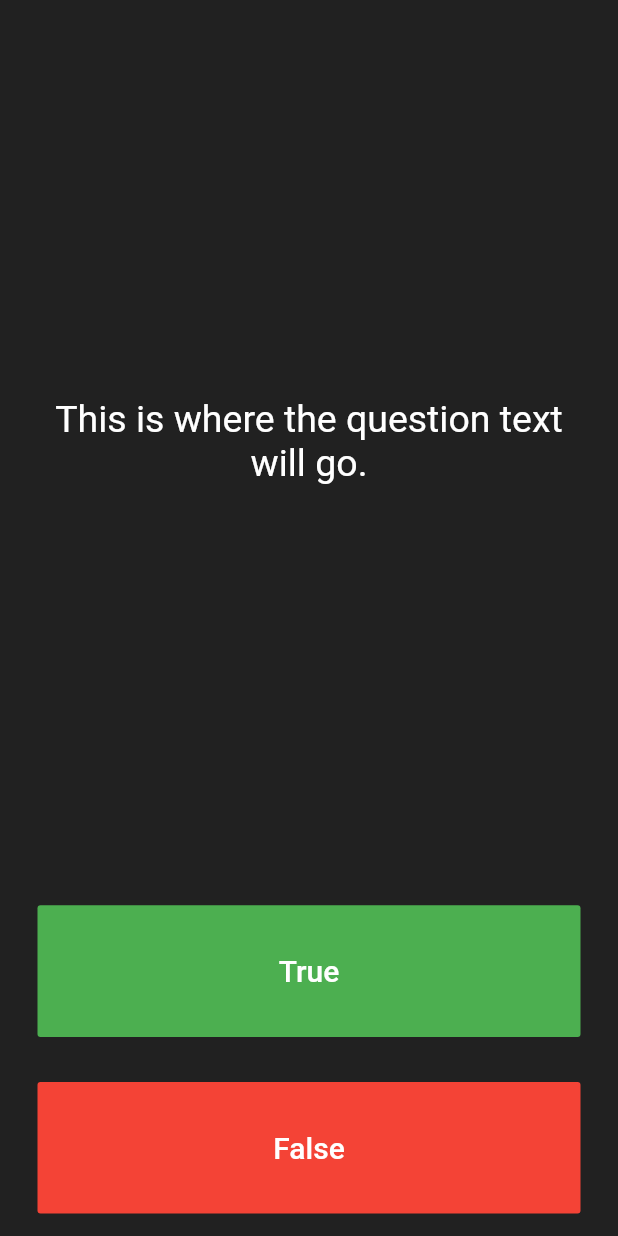
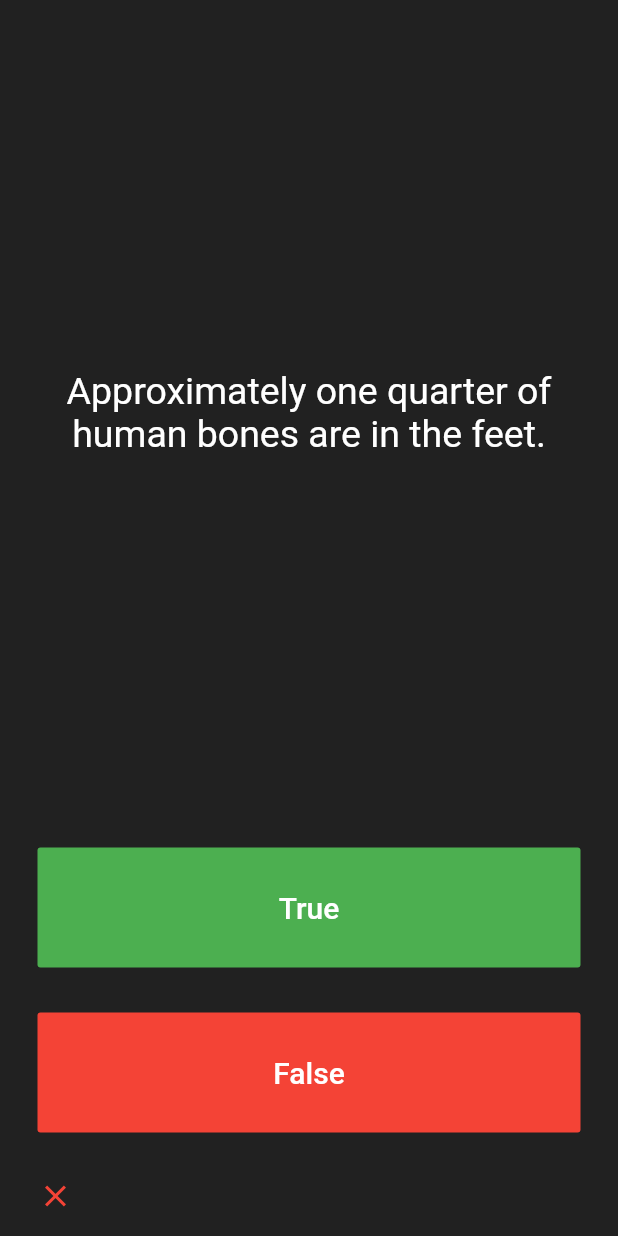
Before and after one commit to leognmotta/quizzler, a Flutter app: the screen it shows after launch, after a tap on "True", on a phone screen of 412 x 824 dp. Run offline on Flutter 3.47's test engine with Material 2 defaults, Android fonts, the phone set to English and light mode, and no system bars.

Commit message:
upload changes

```diff
--- a/lib/main.dart
+++ b/lib/main.dart
@@ -1,4 +1,6 @@
 import 'package:flutter/material.dart';
+
+import './pages/quizzler.dart';
 
 void main() => runApp(Quizzler());
 
@@ -6,6 +8,7 @@ class Quizzler extends StatelessWidget {
   @override
   Widget build(BuildContext context) {
     return MaterialApp(
+      debugShowCheckedModeBanner: false,
       home: Scaffold(
         backgroundColor: Colors.grey.shade900,
         body: SafeArea(
@@ -18,80 +21,3 @@ class Quizzler extends StatelessWidget {
     );
   }
 }
-
-class QuizPage extends StatefulWidget {
-  @override
-  _QuizPageState createState() => _QuizPageState();
-}
-
-class _QuizPageState extends State<QuizPage> {
-  @override
-  Widget build(BuildContext context) {
-    return Column(
-      mainAxisAlignment: MainAxisAlignment.spaceBetween,
-      crossAxisAlignment: CrossAxisAlignment.stretch,
-      children: <Widget>[
-        Expanded(
-          flex: 5,
-          child: Padding(
-            padding: EdgeInsets.all(10.0),
-            child: Center(
-              child: Text(
-                'This is where the question text will go.',
-                textAlign: TextAlign.center,
-                style: TextStyle(
-                  fontSize: 25.0,
-                  color: Colors.white,
-                ),
-              ),
-            ),
-          ),
-        ),
-        Expanded(
-          child: Padding(
-            padding: EdgeInsets.all(15.0),
-            child: FlatButton(
-              textColor: Colors.white,
-              color: Colors.green,
-              child: Text(
-                'True',
-                style: TextStyle(
-                  color: Colors.white,
-                  fontSize: 20.0,
-                ),
-              ),
-              onPressed: () {
-                //The user picked true.
-              },
-            ),
-          ),
-        ),
-        Expanded(
-          child: Padding(
-            padding: EdgeInsets.all(15.0),
-            child: FlatButton(
-              color: Colors.red,
-              child: Text(
-                'False',
-                style: TextStyle(
-                  fontSize: 20.0,
-                  color: Colors.white,
-                ),
-              ),
-              onPressed: () {
-                //The user picked false.
-              },
-            ),
-          ),
-        ),
-        //TODO: Add a Row here as your score keeper
-      ],
-    );
-  }
-}
-
-/*
-question1: 'You can lead a cow down stairs but not up stairs.', false,
-question2: 'Approximately one quarter of human bones are in the feet.', true,
-question3: 'A slug\'s blood is green.', true,
-*/
--- /dev/null
+++ b/lib/models/question.dart
@@ -0,0 +1,9 @@
+class Question {
+  final String question;
+  final bool answer;
+
+  Question({
+    this.question,
+    this.answer,
+  });
+}
--- /dev/null
+++ b/lib/pages/quizzler.dart
@@ -0,0 +1,113 @@
+import 'package:flutter/material.dart';
+
+import '../widgets/question_display.dart';
+import '../widgets/answer.dart';
+import '../widgets/score_keeper.dart';
+import '../models/question.dart';
+
+class QuizPage extends StatefulWidget {
+  @override
+  _QuizPageState createState() => _QuizPageState();
+}
+
+class _QuizPageState extends State<QuizPage> {
+  int _currentQuestion = 0;
+  final List<bool> _scores = [];
+  final List<Question> _questions = [
+    Question(
+      question: 'You can lead a cow down stairs but not up stairs.',
+      answer: false,
+    ),
+    Question(
+      question: 'Approximately one quarter of human bones are in the feet.',
+      answer: true,
+    ),
+    Question(
+      question: 'A slug\'s blood is green.',
+      answer: true,
+    ),
+    Question(
+      question: 'Is Leonardo Motta really hot?',
+      answer: true,
+    ),
+  ];
+
+  void _addAnswers(bool value) {
+    final bool valueToAdd = _questions[_currentQuestion].answer == value;
+
+    if (_scores.length < _questions.length) {
+      setState(() {
+        _scores.add(valueToAdd);
+      });
+    }
+
+    if (_currentQuestion + 1 < _questions.length) {
+      setState(() {
+        _currentQuestion = _currentQuestion + 1;
+      });
+    }
+  }
+
+  @override
+  Widget build(BuildContext context) {
+    return _scores.length < _questions.length
+        ? Column(
+            mainAxisAlignment: MainAxisAlignment.spaceBetween,
+            crossAxisAlignment: CrossAxisAlignment.stretch,
+            children: <Widget>[
+              QuestionDisplay(
+                questions: _questions,
+                currentQuestion: _currentQuestion,
+              ),
+              Answer(
+                value: true,
+                updateAnswerState: _addAnswers,
+              ),
+              Answer(
+                value: false,
+                updateAnswerState: _addAnswers,
+              ),
+              ScoreKeeper(
+                scores: _scores,
+              ),
+            ],
+          )
+        : Column(
+            children: <Widget>[
+              Expanded(
+                flex: 5,
+                child: Padding(
+                  padding: EdgeInsets.all(10.0),
+                  child: Center(
+                    child: Text(
+                      'Congratulations',
+                      textAlign: TextAlign.center,
+                      style: TextStyle(
+                        fontSize: 25.0,
+                        color: Colors.white,
+                      ),
+                    ),
+                  ),
+                ),
+              ),
+              Padding(
+                padding: EdgeInsets.all(15),
+                child: FlatButton(
+                  onPressed: () {},
+                  color: Colors.green,
+                  child: Text(
+                    'Reset Quizz?',
+                    style: TextStyle(
+                      color: Colors.white,
+                      fontSize: 20.0,
+                    ),
+                  ),
+                ),
+              ),
+              ScoreKeeper(
+                scores: _scores,
+              ),
+            ],
+          );
+  }
+}
--- /dev/null
+++ b/lib/widgets/answer.dart
@@ -0,0 +1,31 @@
+import 'package:flutter/material.dart';
+
+class Answer extends StatelessWidget {
+  final bool value;
+  final Function updateAnswerState;
+
+  Answer({this.value, this.updateAnswerState});
+
+  @override
+  Widget build(BuildContext context) {
+    return Expanded(
+      child: Padding(
+        padding: EdgeInsets.all(15.0),
+        child: FlatButton(
+          textColor: Colors.white,
+          color: value ? Colors.green : Colors.red,
+          child: Text(
+            '${value.toString()[0].toUpperCase()}${value.toString().substring(1)}',
+            style: TextStyle(
+              color: Colors.white,
+              fontSize: 20.0,
+            ),
+          ),
+          onPressed: () {
+            updateAnswerState(value);
+          },
+        ),
+      ),
+    );
+  }
+}
--- /dev/null
+++ b/lib/widgets/question_display.dart
@@ -0,0 +1,32 @@
+import 'package:flutter/material.dart';
+import '../models/question.dart';
+
+class QuestionDisplay extends StatelessWidget {
+  final List<Question> questions;
+  final int currentQuestion;
+
+  QuestionDisplay({
+    this.questions,
+    this.currentQuestion,
+  });
+
+  @override
+  Widget build(BuildContext context) {
+    return Expanded(
+      flex: 5,
+      child: Padding(
+        padding: EdgeInsets.all(10.0),
+        child: Center(
+          child: Text(
+            questions[currentQuestion].question,
+            textAlign: TextAlign.center,
+            style: TextStyle(
+              fontSize: 25.0,
+              color: Colors.white,
+            ),
+          ),
+        ),
+      ),
+    );
+  }
+}
--- /dev/null
+++ b/lib/widgets/score_keeper.dart
@@ -0,0 +1,33 @@
+import 'package:flutter/material.dart';
+
+class ScoreKeeper extends StatelessWidget {
+  final List<bool> scores;
+
+  ScoreKeeper({this.scores});
+
+  List<Widget> buildScoreKeeper() {
+    return scores.map((answer) {
+      if (answer) {
+        return Icon(
+          Icons.check,
+          color: Colors.green,
+        );
+      } else {
+        return Icon(
+          Icons.close,
+          color: Colors.red,
+        );
+      }
+    }).toList();
+  }
+
+  @override
+  Widget build(BuildContext context) {
+    return Padding(
+      padding: EdgeInsets.all(15),
+      child: Row(
+        children: buildScoreKeeper(),
+      ),
+    );
+  }
+}
```
